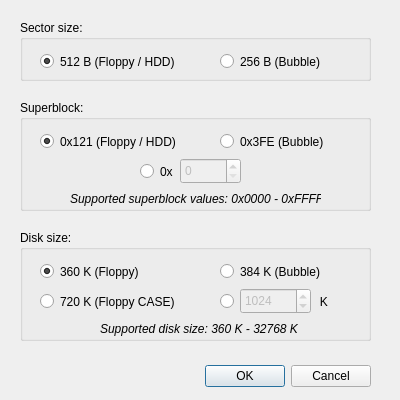
Old version of the form dialogs/custdlg.ui in the repository Bs0Dd/GRiDISKCOM.
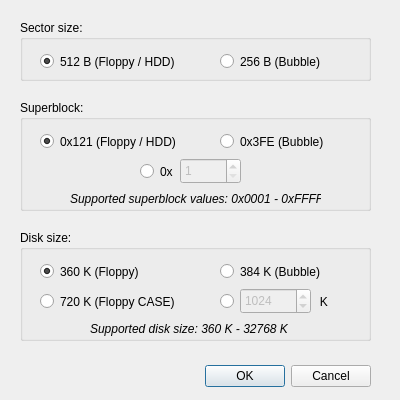
New version of the form. Icons and pictures are not drawn.

```diff
--- a/dialogs/custdlg.ui
+++ b/dialogs/custdlg.ui
@@ -157,7 +157,7 @@
      </font>
     </property>
     <property name="text">
-     <string>Supported superblock values: 0x0000 - 0xFFFF</string>
+     <string>Supported superblock values: 0x0001 - 0xFFFF</string>
     </property>
    </widget>
    <widget class="QSpinBox" name="spinBox">
@@ -172,11 +172,14 @@
       <height>26</height>
      </rect>
     </property>
+    <property name="minimum">
+     <number>1</number>
+    </property>
     <property name="maximum">
      <number>65535</number>
     </property>
     <property name="value">
-     <number>0</number>
+     <number>1</number>
     </property>
     <property name="displayIntegerBase">
      <number>16</number>
@@ -253,7 +256,7 @@
    <widget class="QLabel" name="label_2">
     <property name="geometry">
      <rect>
-      <x>80</x>
+      <x>70</x>
       <y>90</y>
       <width>201</width>
       <height>17</height>
```
